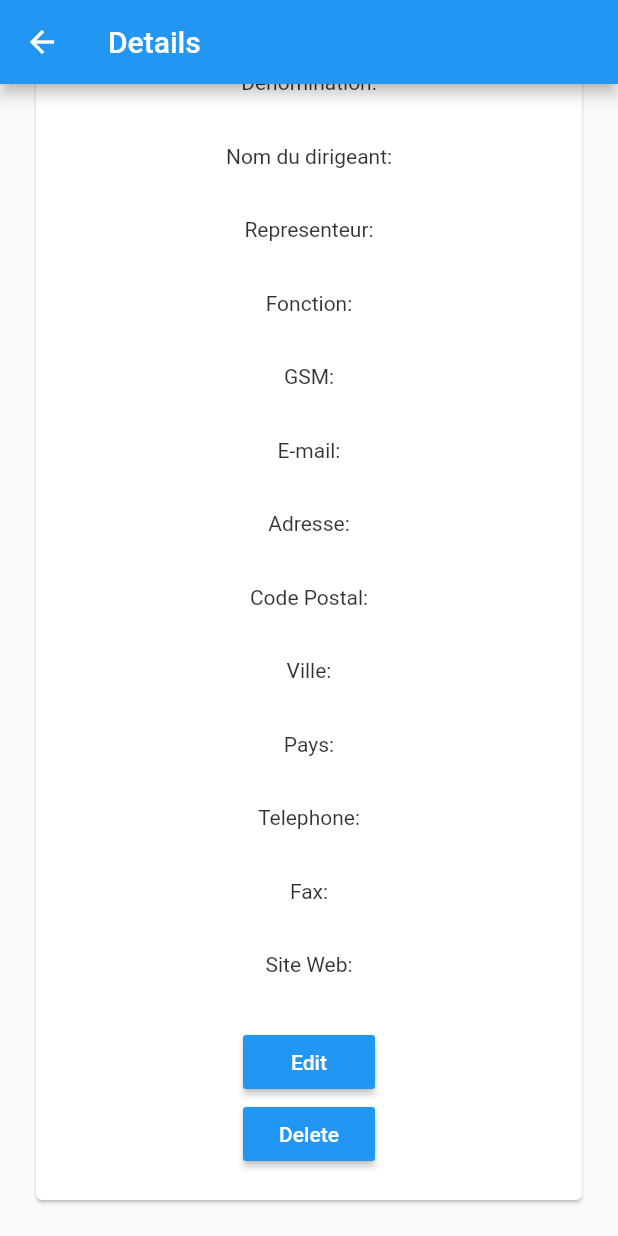
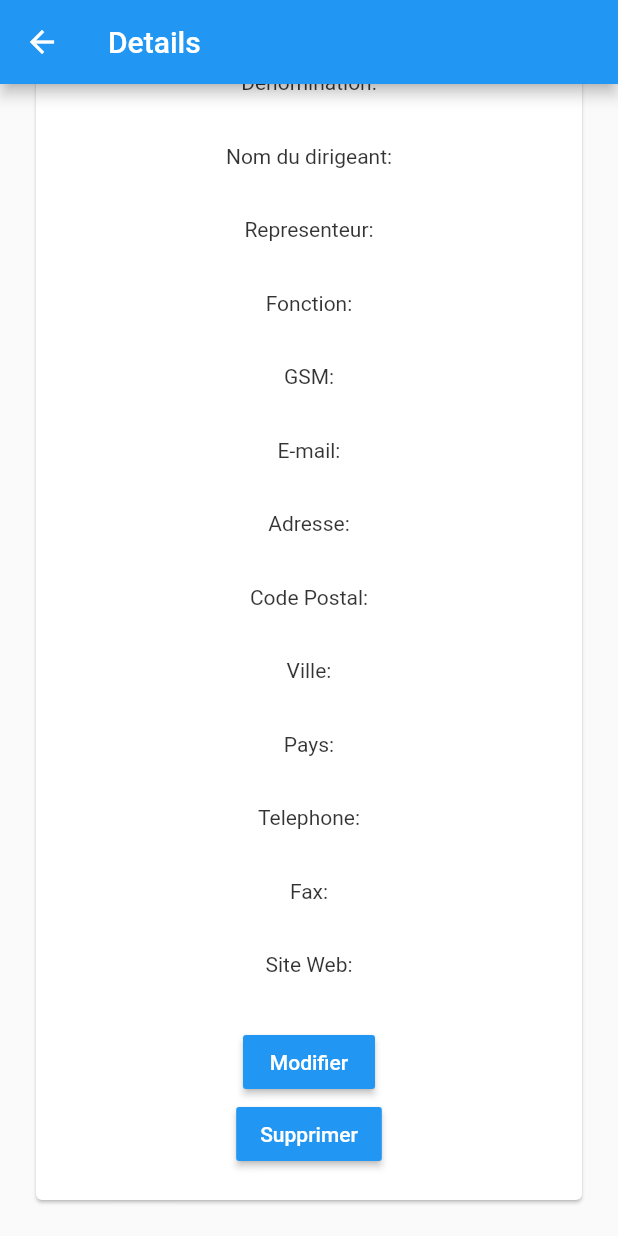
Before and after one commit to smooth-dev/InnovSupport-PFA, a Flutter app: the DetailWidget screen opened directly with empty values, scrolled down 141 dp, on a phone screen of 412 x 824 dp. Run offline on Flutter 3.47's test engine with Material 2 defaults, Android fonts, the phone set to English and light mode, and no system bars; network calls fail.

Commit message:
Edit delete warning

```diff
--- a/FrontEnd/gestion_adherents/lib/detailwidget.dart
+++ b/FrontEnd/gestion_adherents/lib/detailwidget.dart
@@ -176,7 +176,7 @@ class _DetailWidgetState extends State<DetailWidget> {
                               onPressed: () {
                                 _navigateToEditScreen(context, widget.adherents);
                               },
-                              child: Text('Edit', style: TextStyle(color: Colors.white)),
+                              child: Text('Modifier', style: TextStyle(color: Colors.white)),
                               color: Colors.blue,
                             ),
                             RaisedButton(
@@ -184,7 +184,7 @@ class _DetailWidgetState extends State<DetailWidget> {
                               onPressed: () {
                                 _confirmDialog();
                               },
-                              child: Text('Delete', style: TextStyle(color: Colors.white)),
+                              child: Text('Supprimer', style: TextStyle(color: Colors.white)),
                               color: Colors.blue,
                             )
                           ],
@@ -212,24 +212,24 @@ class _DetailWidgetState extends State<DetailWidget> {
       barrierDismissible: false, // user must tap button!
       builder: (BuildContext context) {
         return AlertDialog(
-          title: Text('Warning!'),
+          title: Text('Attention!'),
           content: SingleChildScrollView(
             child: ListBody(
               children: <Widget>[
-                Text('Are you sure want delete this item?'),
+                Text('Voulez vous vraiment supprimer l\'adherent?'),
               ],
             ),
           ),
           actions: <Widget>[
             FlatButton(
-              child: Text('Yes'),
+              child: Text('Oui'),
               onPressed: () {
                 api.deleteAdherents(widget.adherents.id);
                 Navigator.popUntil(context, ModalRoute.withName(Navigator.defaultRouteName));
               },
             ),
             FlatButton(
-              child: const Text('No'),
+              child: const Text('Non'),
               onPressed: () {
                 Navigator.of(context).pop();
               },
```
